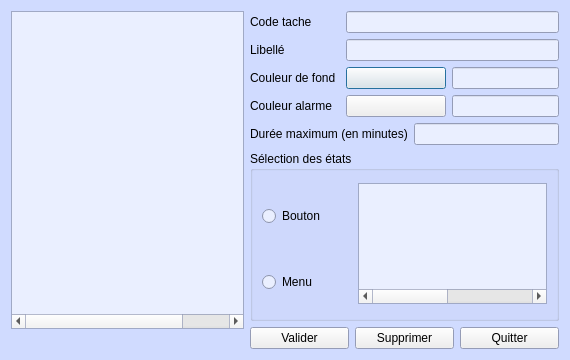
leo-naeka/medintux, file Programmes/synoptux/src/dlgtache.ui: the form before one commit.
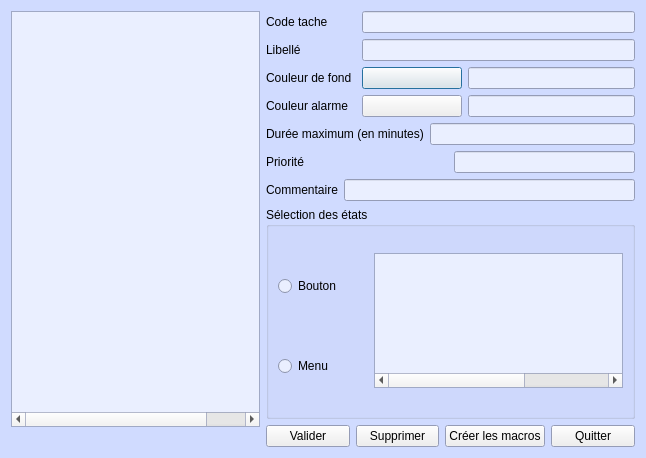
The form after the commit. Icons and pictures are not drawn.

Commit message:
synoptux : génération automatique des headeers des macros
Le dialogues des taches comporte un nouveau bouton pour générer
les headers dde macro à partir d'un template

Diff of the .ui file:
```diff
--- a/Programmes/synoptux/src/dlgtache.ui
+++ b/Programmes/synoptux/src/dlgtache.ui
@@ -6,8 +6,8 @@
    <rect>
     <x>0</x>
     <y>0</y>
-    <width>570</width>
-    <height>360</height>
+    <width>646</width>
+    <height>458</height>
    </rect>
   </property>
   <property name="palette">
@@ -81,7 +81,7 @@
    <iconset resource="synoptux.qrc">
     <normaloff>:/images/Tache.png</normaloff>:/images/Tache.png</iconset>
   </property>
-  <layout class="QGridLayout" name="gridLayout_2">
+  <layout class="QGridLayout" name="gridLayout_3">
    <item row="0" column="0">
     <widget class="QTreeWidget" name="treeWidget_Tache">
      <property name="font">
@@ -119,9 +119,9 @@
      </column>
     </widget>
    </item>
-   <item row="0" column="1" rowspan="2" colspan="3">
-    <layout class="QVBoxLayout" name="verticalLayout" stretch="0,0,0,0,0,0,0">
-     <item>
+   <item row="0" column="1" rowspan="2">
+    <layout class="QGridLayout" name="gridLayout_2">
+     <item row="0" column="0">
       <layout class="QHBoxLayout" name="horizontalLayout_code">
        <item>
         <widget class="QLabel" name="label_CodeBqe">
@@ -148,7 +148,7 @@
        </item>
       </layout>
      </item>
-     <item>
+     <item row="1" column="0">
       <layout class="QHBoxLayout" name="horizontalLayout_2">
        <item>
         <widget class="QLabel" name="label_NomBqe">
@@ -172,7 +172,7 @@
        </item>
       </layout>
      </item>
-     <item>
+     <item row="2" column="0">
       <layout class="QHBoxLayout" name="horizontalLayout_4">
        <item>
         <widget class="QLabel" name="label_coul_b">
@@ -205,7 +205,7 @@
        </item>
       </layout>
      </item>
-     <item>
+     <item row="3" column="0">
       <layout class="QHBoxLayout" name="horizontalLayout_5" stretch="0,0,0">
        <item>
         <widget class="QLabel" name="label_coult">
@@ -238,7 +238,7 @@
        </item>
       </layout>
      </item>
-     <item>
+     <item row="4" column="0">
       <layout class="QHBoxLayout" name="horizontalLayout_7">
        <item>
         <widget class="QLabel" name="label_nbmax">
@@ -258,7 +258,48 @@
        </item>
       </layout>
      </item>
-     <item>
+     <item row="5" column="0">
+      <layout class="QHBoxLayout" name="horizontalLayout_3">
+       <item>
+        <widget class="QLabel" name="label">
+         <property name="sizePolicy">
+          <sizepolicy hsizetype="MinimumExpanding" vsizetype="Preferred">
+           <horstretch>0</horstretch>
+           <verstretch>0</verstretch>
+          </sizepolicy>
+         </property>
+         <property name="text">
+          <string>Priorité</string>
+         </property>
+        </widget>
+       </item>
+       <item>
+        <widget class="QLineEdit" name="lineEdit_Priorite">
+         <property name="maximumSize">
+          <size>
+           <width>200</width>
+           <height>16777215</height>
+          </size>
+         </property>
+        </widget>
+       </item>
+      </layout>
+     </item>
+     <item row="6" column="0">
+      <layout class="QHBoxLayout" name="horizontalLayout_6">
+       <item>
+        <widget class="QLabel" name="label_2">
+         <property name="text">
+          <string>Commentaire</string>
+         </property>
+        </widget>
+       </item>
+       <item>
+        <widget class="QLineEdit" name="lineEdit_Commentaire"/>
+       </item>
+      </layout>
+     </item>
+     <item row="7" column="0">
       <widget class="QGroupBox" name="groupBox">
        <property name="minimumSize">
         <size>
@@ -341,7 +382,7 @@
        </layout>
       </widget>
      </item>
-     <item>
+     <item row="8" column="0">
       <layout class="QHBoxLayout" name="horizontalLayout">
        <item>
         <widget class="QPushButton" name="pushButton_ValidTache">
@@ -357,6 +398,13 @@
          </property>
         </widget>
        </item>
+       <item>
+        <widget class="QPushButton" name="pushButton_MakeMacro">
+         <property name="text">
+          <string>Créer les macros</string>
+         </property>
+        </widget>
+       </item>
        <item>
         <widget class="QPushButton" name="pushButton_QuitterTache">
          <property name="text">
```
The commit also changes 5 other files.
